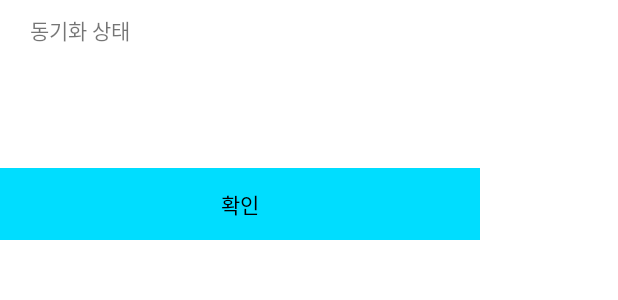
After one commit to henryseo1000/teamproject_1, an Android app: the layout activity_path_popup.xml on its own in the app's theme, with its tools: preview values and no code run, on a phone screen of 412 x 824 dp. The commit adds this screen. Shown: the top 300 px of the screen. Run offline under Robolectric (Android 15) with nearby library versions, the phone set to English and light mode, and no system bars.

Commit message:
터치 팝업창 구현 완료

```diff
--- a/frontend/app/build.gradle
+++ b/frontend/app/build.gradle
@@ -9,7 +9,7 @@ android {
     defaultConfig {
         applicationId "com.example.mjusubwaystation_fe"
         minSdk 33
-        targetSdk 33
+        targetSdk 34
         versionCode 1
         versionName "1.0"
 
--- a/frontend/app/src/main/AndroidManifest.xml
+++ b/frontend/app/src/main/AndroidManifest.xml
@@ -17,6 +17,11 @@
         android:theme="@style/Theme.MJUSubwayStation_FE"
         android:usesCleartextTraffic="true"
         tools:targetApi="31">
+        <activity
+            android:name=".activity.PathPopupActivity"
+            android:exported="false"
+            android:label="@string/title_activity_path_popup"
+            android:theme="@android:style/Theme.Holo.Dialog" />
 
         <meta-data
             android:name="com.kakao.sdk.AppKey"
@@ -29,6 +34,7 @@
             android:theme="@style/Theme.MJUSubwayStation_FE.NoActionBar">
             <intent-filter>
                 <action android:name="android.intent.action.MAIN" />
+
                 <category android:name="android.intent.category.LAUNCHER" />
             </intent-filter>
         </activity>
--- /dev/null
+++ b/frontend/app/src/main/res/layout/activity_path_popup.xml
@@ -0,0 +1,40 @@
+<?xml version="1.0" encoding="utf-8"?>
+<LinearLayout xmlns:android="http://schemas.android.com/apk/res/android"
+    android:orientation="vertical"
+    android:layout_width="320dp"
+    android:layout_height="160dp">
+
+    <TextView
+        android:id="@+id/Title"
+        android:layout_width="match_parent"
+        android:layout_height="40dp"
+        android:background="@android:color/background_light"
+        android:gravity="start|center_horizontal|center_vertical"
+        android:paddingLeft="20dp"
+        android:text="동기화 상태" />
+
+    <TextView
+        android:id="@+id/Content"
+        android:layout_width="match_parent"
+        android:layout_height="72dp"
+        android:background="@android:color/background_light"
+        android:gravity="start|center_horizontal|center_vertical"
+        android:paddingLeft="20dp"
+        android:textSize="20sp" />
+
+    <LinearLayout
+        android:layout_width="match_parent"
+        android:layout_height="48dp"
+        android:orientation="horizontal">
+
+        <TextView
+            android:id="@+id/btn1"
+            android:layout_width="0dp"
+            android:layout_height="match_parent"
+            android:layout_weight="2"
+            android:background="@android:color/holo_blue_bright"
+            android:gravity="center"
+            android:text="확인"
+            android:textColor="@color/black"/>
+    </LinearLayout>
+</LinearLayout>
--- a/frontend/app/src/main/res/values/strings.xml
+++ b/frontend/app/src/main/res/values/strings.xml
@@ -11,4 +11,5 @@
     <string name="hello_second_fragment">Hello second fragment. Arg: %1$s</string>
     <!-- TODO: Remove or change this placeholder text -->
     <string name="hello_blank_fragment">Hello blank fragment</string>
+    <string name="title_activity_path_popup">PathPopupActivity</string>
 </resources>
```
Also changed, not shown: frontend/app/src/main/java/com/example/mjusubwaystation_fe/FirstFragment.java (added, +47 -0 lines), frontend/app/src/main/java/com/example/mjusubwaystation_fe/SecondFragment.java (added, +47 -0 lines), frontend/app/src/main/java/com/example/mjusubwaystation_fe/activity/MainActivity.java (+15 -10 lines), frontend/app/src/main/java/com/example/mjusubwaystation_fe/activity/PathPopupActivity.java (+34 -1 lines), frontend/app/src/main/res/layout/content_path_popup.xml (added, +19 -0 lines), frontend/app/src/main/res/layout/fragment_first.xml (added, +28 -0 lines), frontend/app/src/main/res/layout/fragment_second.xml (added, +27 -0 lines), frontend/app/src/main/res/navigation/nav_graph2.xml (added, +28 -0 lines).
